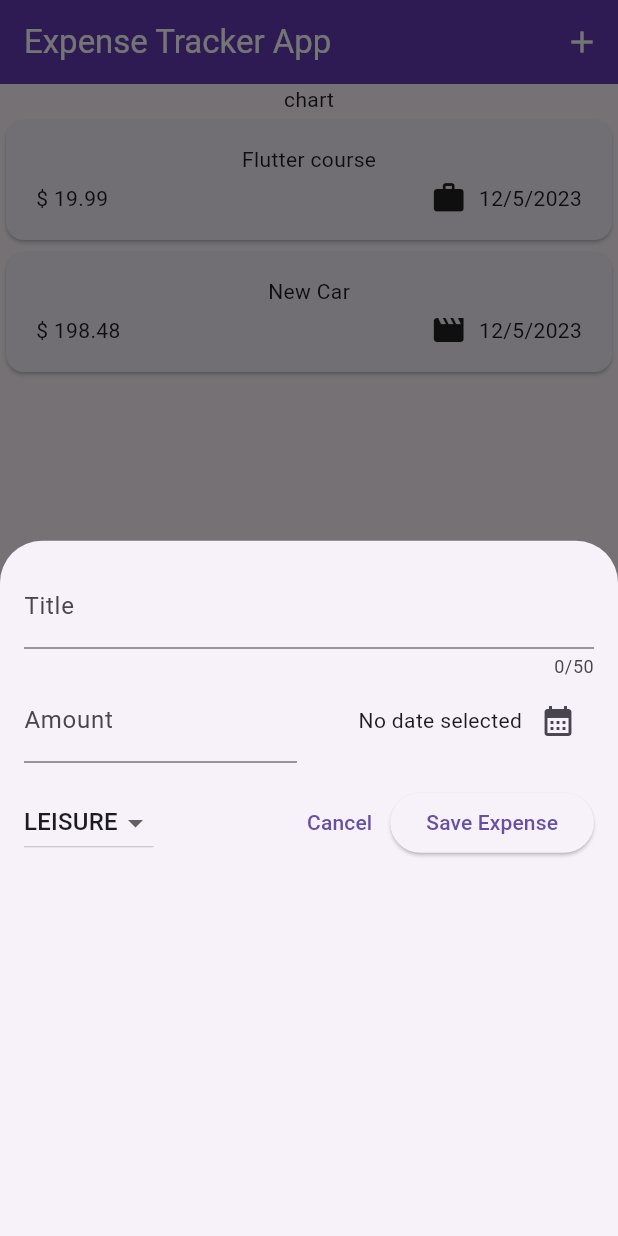
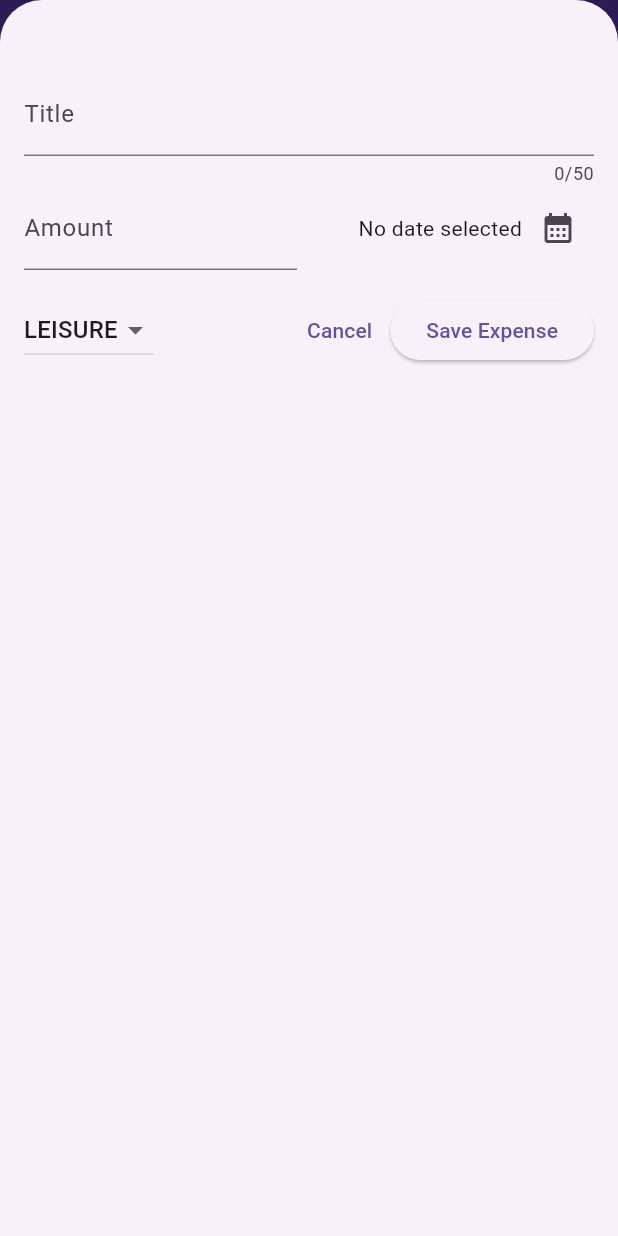
Before and after one commit to justoverclockl/flutter-expenses-app, a Flutter app: the screen it shows after launch, after a tap on the "add" icon, on a phone screen of 412 x 824 dp. Run offline on Flutter 3.47's test engine with Material 3 defaults, Android fonts, the phone set to English and light mode, and no system bars.

```diff
--- a/lib/expenses.dart
+++ b/lib/expenses.dart
@@ -29,6 +29,7 @@ class _ExpensesState extends State<Expenses> {
 
   void _openAddExpenseOverlay() {
     showModalBottomSheet(
+      isScrollControlled: true,
       context: context,
       builder: (ctx) => NewExpense(onAddExpense: _addExpense),
     );
--- a/lib/widget/new_expense.dart
+++ b/lib/widget/new_expense.dart
@@ -84,6 +84,9 @@ class _NewExpenseState extends State<NewExpense> {
       date: _selectedDate!,
       category: _selectedCategory,
     ));
+
+    // close the modal after submission
+    Navigator.pop(context);
   }
 
   // on unmount this controller is not needed anymore
@@ -97,7 +100,7 @@ class _NewExpenseState extends State<NewExpense> {
   @override
   Widget build(BuildContext context) {
     return Padding(
-      padding: const EdgeInsets.all(16),
+      padding: const EdgeInsets.fromLTRB(16, 48, 16, 16),
       child: Column(
         children: [
           TextField(
```
